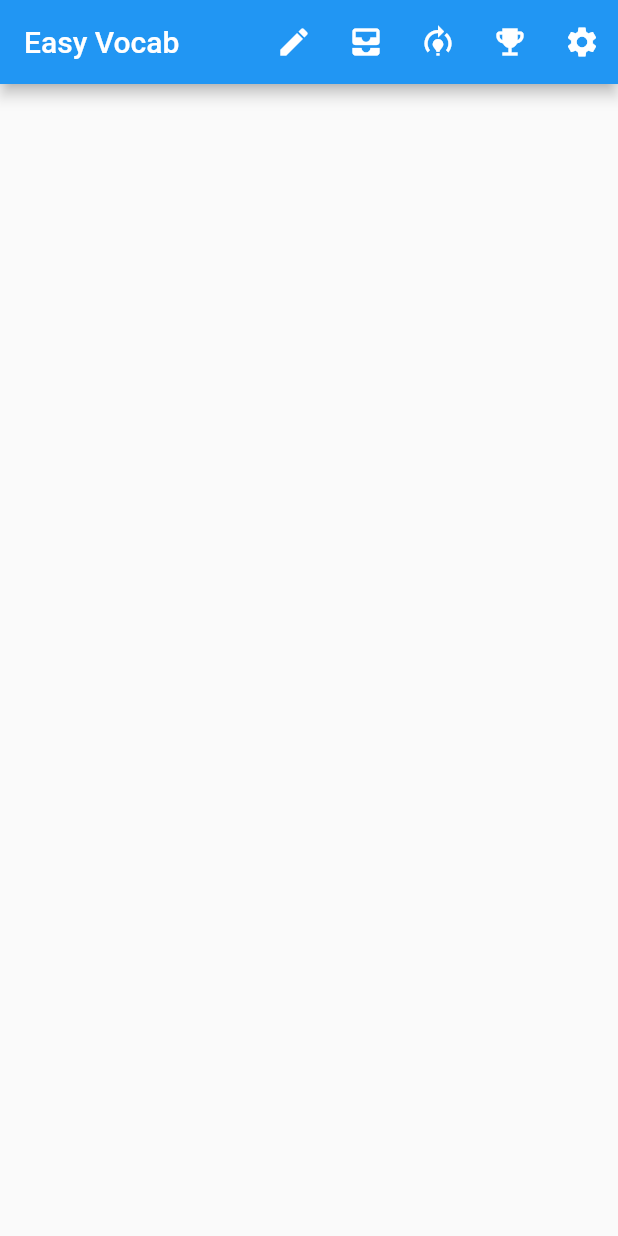
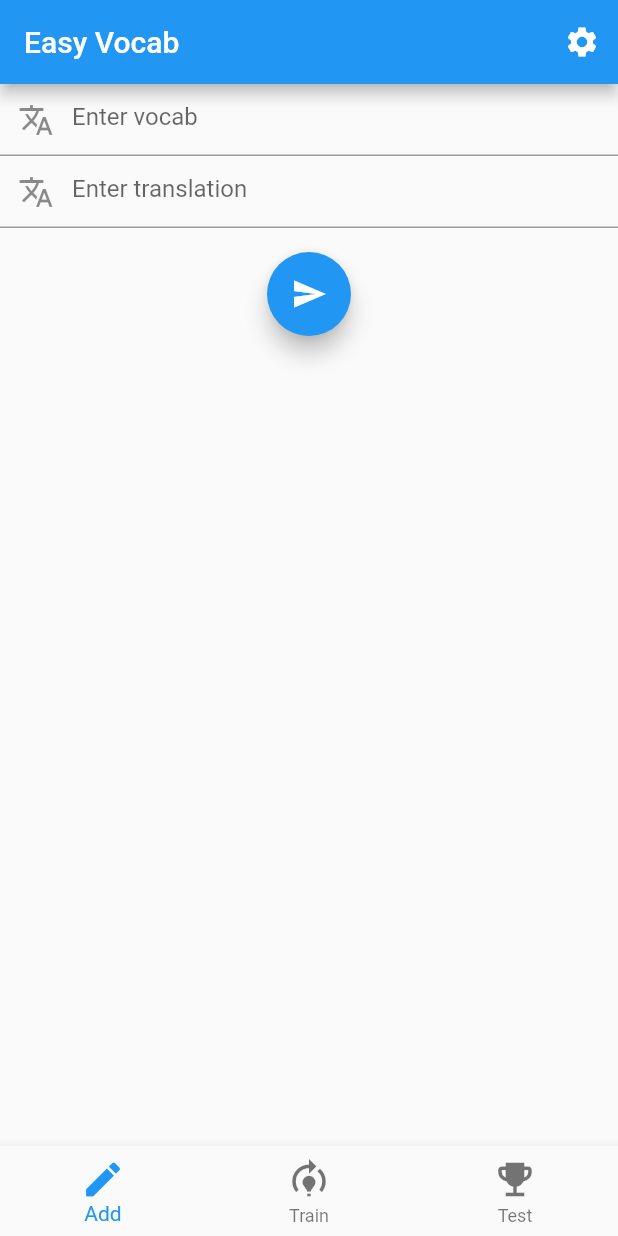
Before and after one commit to michaelkennecke/EasyVocab, a Flutter app: the screen it shows after launch, after a tap on the "settings" icon, on a phone screen of 412 x 824 dp. Run offline on Flutter 3.47's test engine with Material 2 defaults, Android fonts, the phone set to English and light mode, and no system bars.

Commit message:
Main UI with BottomNavigationBar, Header and InputsFields for entering new words

```diff
--- a/lib/main.dart
+++ b/lib/main.dart
@@ -24,6 +24,14 @@ class HomePage extends StatefulWidget {
 }
 
 class _HomePageState extends State<HomePage> {
+  int _selectedIndex = 0;
+
+  void _onItemTapped(int index) {
+    setState(() {
+      _selectedIndex = index;
+    });
+  }
+
   @override
   Widget build(BuildContext context) {
     return Scaffold(
@@ -31,27 +39,59 @@ class _HomePageState extends State<HomePage> {
         title: Text("Easy Vocab"),
         actions: <Widget>[
           IconButton(
-            icon: const Icon(Icons.create),
-            onPressed: () {},
-          ),
-          IconButton(
-            icon: const Icon(Icons.all_inbox),
-            onPressed: () {},
-          ),
-          IconButton(
-            icon: const Icon(Icons.model_training),
-            onPressed: () {},
-          ),
-          IconButton(
-            icon: const Icon(Icons.emoji_events),
-            onPressed: () {},
-          ),
-          IconButton(
             icon: const Icon(Icons.settings),
             onPressed: () {},
+            tooltip: "Settings",
           ),
         ],
+      ),
+      body: Column(
+        children: <Widget>[
+          TextField(
+            decoration: InputDecoration(
+              prefixIcon: Icon(Icons.translate),
+              hintText: "Enter vocab",
+            ),
+          ),
+          TextField(
+            decoration: InputDecoration(
+              //border: InputBorder.none,
+              prefixIcon: Icon(Icons.translate),
+              hintText: "Enter translation",
+            ),
+          ),
+          Padding(
+            padding: EdgeInsets.all(16.0),
+            child: FloatingActionButton(
+              onPressed: () {
+                // add code
+              },
+              child: Icon(Icons.send),
+            ),
+          )
+        ],
+      ),
+      bottomNavigationBar: BottomNavigationBar(
+        items: const <BottomNavigationBarItem>[
+          BottomNavigationBarItem(
+            icon: Icon(Icons.create),
+            label: "Add",
+          ),
+          BottomNavigationBarItem(
+            icon: Icon(Icons.model_training),
+            label: "Train",
+          ),
+          BottomNavigationBarItem(
+            icon: Icon(Icons.emoji_events),
+            label: "Test",
+          ),
+        ],
+        currentIndex: _selectedIndex,
+        onTap: _onItemTapped,
+        iconSize: 30,
       ),
     );
   }
 }
+
+// Hier weitermachen: https://api.flutter.dev/flutter/material/BottomNavigationBar-class.html
```
